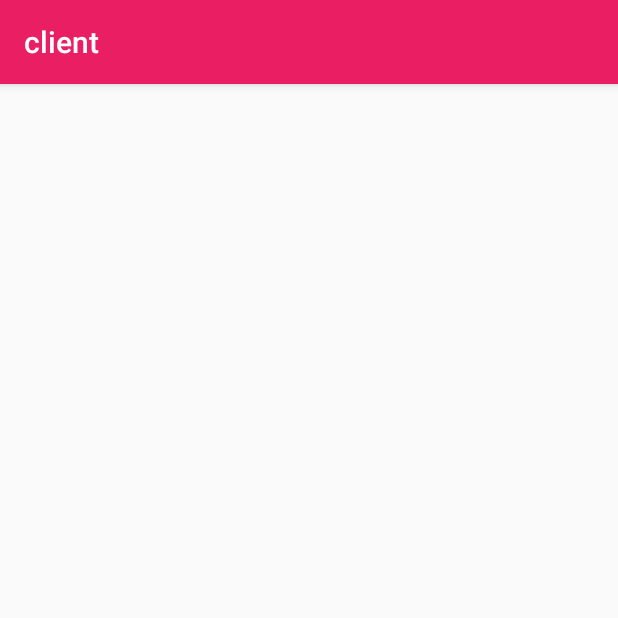
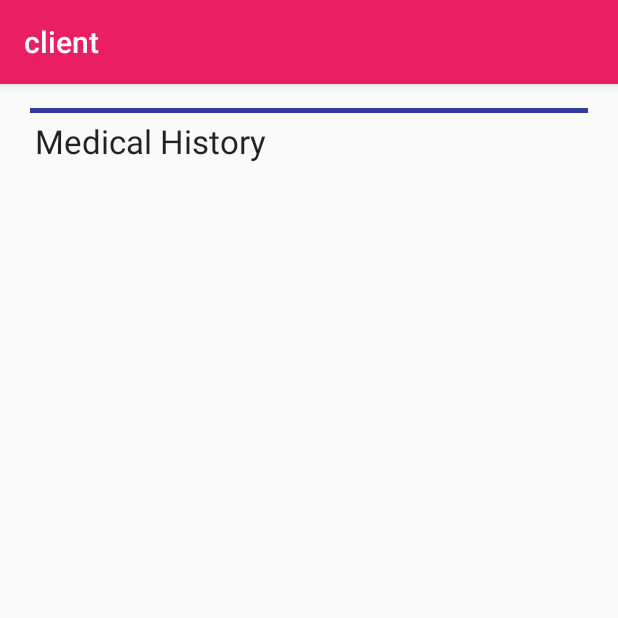
Before and after one commit to karanjuneja1106/Codeutsava, an Android app: the ClientMedicalHistory screen opened directly, with no data from a screen before it, on a phone screen of 412 x 824 dp, the top half of it. Run offline under Robolectric (Android 15) with nearby library versions, the phone set to English and light mode, and no system bars; 4 statements that could not run were skipped.

Commit message:
client_medical_history

```diff
--- a/client/app/src/main/java/org/nullpointer/client/ClientMedicalHistory.java
+++ b/client/app/src/main/java/org/nullpointer/client/ClientMedicalHistory.java
@@ -2,12 +2,52 @@ package org.nullpointer.client;
 
 import android.support.v7.app.AppCompatActivity;
 import android.os.Bundle;
+import android.widget.ListView;
+
+import org.json.JSONArray;
+import org.json.JSONException;
+import org.json.JSONObject;
 
 public class ClientMedicalHistory extends AppCompatActivity {
+    String JSON_STRING;
+    JSONObject jsonObject;
+    JSONArray jsonArray;
+    MedicalHistoryAdapter medicalHistoryAdapter;
+    ListView listView;
 
     @Override
     protected void onCreate(Bundle savedInstanceState) {
         super.onCreate(savedInstanceState);
         setContentView(R.layout.activity_client_medical_history);
+        medicalHistoryAdapter = new MedicalHistoryAdapter(this,R.layout.layout_medical_history);
+        listView = (ListView) findViewById(R.id.listViewMedicalHistoryClientHomeScreen);
+        listView.setAdapter(medicalHistoryAdapter);
+
+        JSON_STRING = getIntent().getExtras().getString("JSON_STRING");
+        try {
+            jsonObject = new JSONObject(JSON_STRING);
+            jsonArray = jsonObject.getJSONArray("Medical_History_From_Server");
+            int count = 0;
+            String symp, dateTime, mediTest, medicines;
+
+            while(count<jsonArray.length()){
+                JSONObject JO = jsonArray.getJSONObject(count);
+                symp = JO.getString("Symptoms");
+                dateTime = JO.getString("Date_Time_Show");
+                mediTest = JO.getString("Medical_Test");
+                medicines = JO.getString("Medicines_Prescribed");
+
+                MedicalHistory medicalHistory = new MedicalHistory(symp,dateTime,mediTest,medicines);
+                medicalHistoryAdapter.add(medicalHistory);
+                count++;
+
+            }
+
+
+
+
+        } catch (JSONException e) {
+            e.printStackTrace();
+        }
     }
 }
--- a/client/app/src/main/res/layout/activity_client_medical_history.xml
+++ b/client/app/src/main/res/layout/activity_client_medical_history.xml
@@ -4,10 +4,39 @@
     android:id="@+id/activity_client_medical_history"
     android:layout_width="match_parent"
     android:layout_height="match_parent"
+    android:orientation="vertical"
     android:paddingBottom="@dimen/activity_vertical_margin"
     android:paddingLeft="@dimen/activity_horizontal_margin"
     android:paddingRight="@dimen/activity_horizontal_margin"
     android:paddingTop="@dimen/activity_vertical_margin"
     tools:context="org.nullpointer.client.ClientMedicalHistory">
+    <TextView
+        android:id="@+id/textView2"
+        android:layout_width="wrap_content"
+        android:layout_height="wrap_content"
+        android:layout_gravity="center_horizontal"
+        android:padding="7dp"
+        android:text="Medical History"
+        android:textAppearance="?android:attr/textAppearanceLarge" />
 
+    <View
+        android:layout_width="match_parent"
+        android:layout_height="3dp"
+        android:layout_marginLeft="4dp"
+        android:layout_marginRight="4dp"
+        android:background="#303f9f" />
+
+    <ListView
+        android:id="@+id/listViewMedicalHistoryClientHomeScreen"
+        android:layout_width="match_parent"
+        android:layout_height="wrap_content"
+        android:layout_marginLeft="7dp"
+        android:layout_marginRight="7dp"
+        android:layout_marginTop="5dp"
+        android:dividerHeight="4dp"
+        android:divider="#8d9cff"
+        tools:context="com.example.android.mediworld.HomeScreenPatient"
+        android:background="#FFFFFF">
+
+    </ListView>
 </RelativeLayout>
```
Also changed, not shown: client/app/src/main/java/org/nullpointer/client/MainActivity.java (+98 -0 lines), client/app/src/main/java/org/nullpointer/client/MedicalHistory.java (added, +53 -0 lines), client/app/src/main/java/org/nullpointer/client/MedicalHistoryAdapter.java (added, +78 -0 lines), client/app/src/main/res/layout/layout_medical_history.xml (added, +100 -0 lines).
